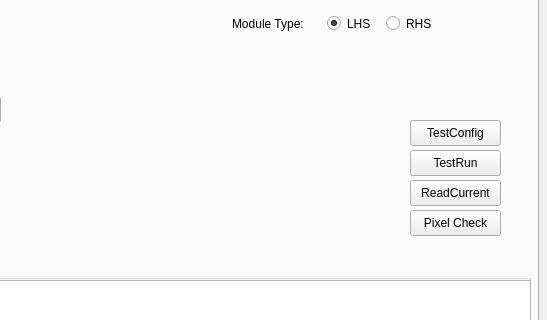
Before: the Qt Designer form python/src/LpdFemGui/LpdFemGuiMainWindow.ui in stfc-aeg/lpd-detector, drawn with Qt 5; both pictures show x 252 to 799 and y 135 to 455 of the 799 by 792 pixel window.
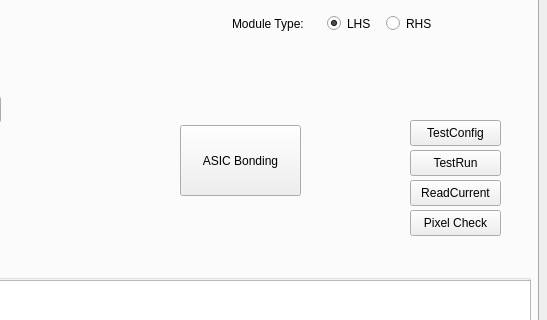
After: the same form once the commit is applied.

Commit message: Work in progress: saving before re-factoring LpdFemGuiPowerTesting into LpdFemGuiAnalysis and renaming joint class to a more appropriate name.

```diff
--- a/python/src/LpdFemGui/LpdFemGuiMainWindow.ui
+++ b/python/src/LpdFemGui/LpdFemGuiMainWindow.ui
@@ -4678,6 +4678,31 @@
        <string>ReadCurrent</string>
       </property>
      </widget>
+     <widget class="QPushButton" name="asicBondingBtn">
+      <property name="geometry">
+       <rect>
+        <x>420</x>
+        <y>155</y>
+        <width>121</width>
+        <height>71</height>
+       </rect>
+      </property>
+      <property name="sizePolicy">
+       <sizepolicy hsizetype="Fixed" vsizetype="Fixed">
+        <horstretch>0</horstretch>
+        <verstretch>0</verstretch>
+       </sizepolicy>
+      </property>
+      <property name="minimumSize">
+       <size>
+        <width>40</width>
+        <height>0</height>
+       </size>
+      </property>
+      <property name="text">
+       <string>ASIC Bonding</string>
+      </property>
+     </widget>
     </widget>
    </widget>
    <widget class="QWidget" name="horizontalLayoutWidget_2">
```
The commit also changes 7 other files.
